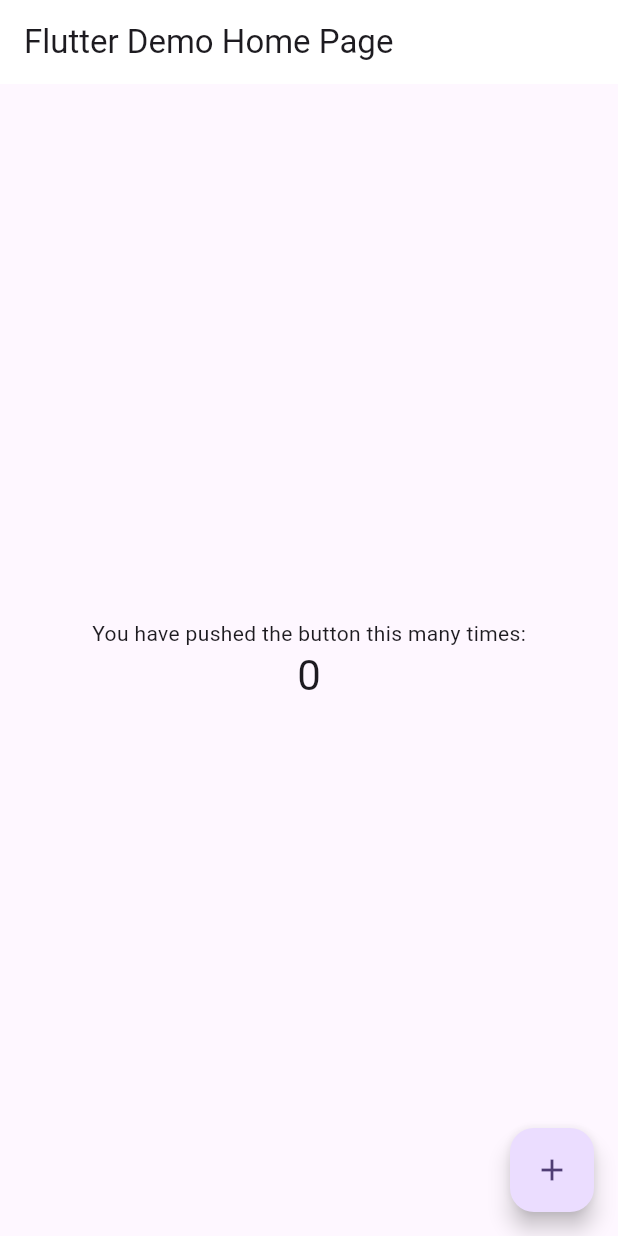
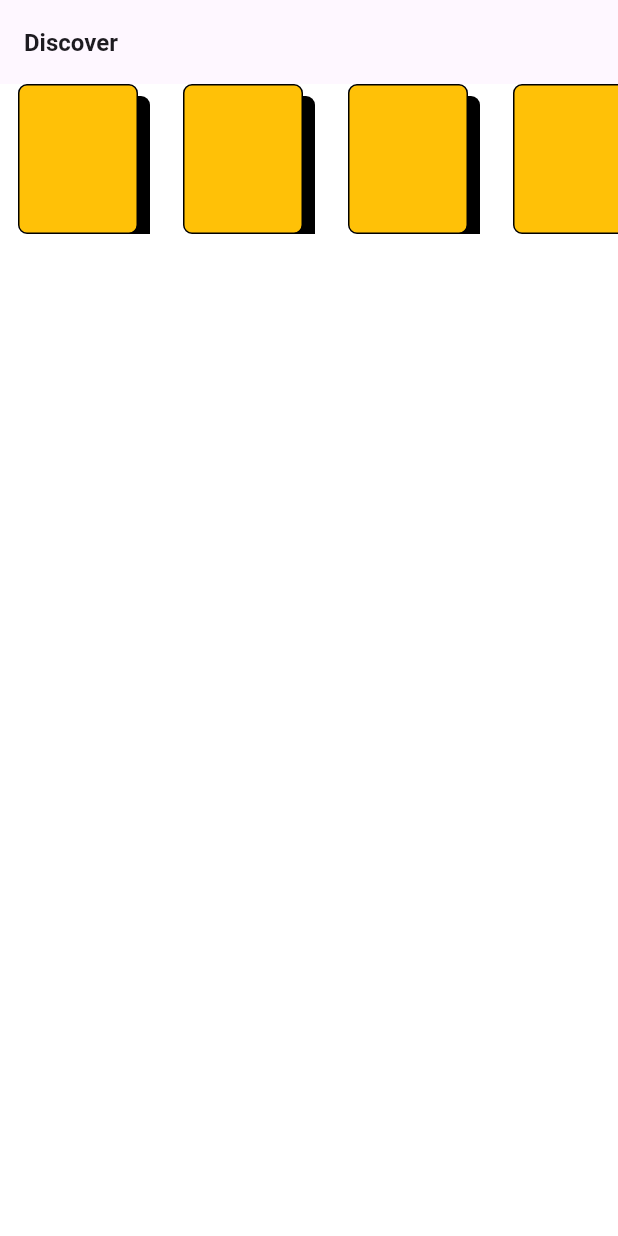
Before and after one commit to oganesik/boobes-cookes, a Flutter app: the screen it shows after launch, on a phone screen of 412 x 824 dp. Run offline on Flutter 3.47's test engine with Material 3 defaults, Android fonts, the phone set to English and light mode, and no system bars; generated files the repository leaves out were written again; Roboto replaces fonts that are missing (Poppins).

Commit message:
added l10n ru and en

```diff
--- /dev/null
+++ b/l10n.yaml
@@ -0,0 +1,4 @@
+arb-dir: lib/core/l10n # Директория, где хранятся файлы переводов
+template-arb-file: app_en.arb # Файл-шаблон, где описываются параметры строк
+output-localization-file: app_localizations.dart # Сгенерированный файл локализации
+nullable-getter: false # Доступ к строкам можно получить через no-nullable-метод of(context)
--- a/lib/core/l10n/all_locale.dart
+++ b/lib/core/l10n/all_locale.dart
@@ -4,7 +4,7 @@
   AllLocale();
 
   static final all = [
-    const Locale('en', 'US'), // en is language Code and US is the country code
+    const Locale('en', 'US'),
     const Locale('ru', 'RU'),
   ];
 }
--- a/lib/home_page.dart
+++ b/lib/home_page.dart
@@ -1,4 +1,8 @@
+import 'package:boobescookes/core/l10n/all_locale.dart';
+import 'package:boobescookes/core/themes/theme.dart';
 import 'package:flutter/material.dart';
+import 'package:flutter_gen/gen_l10n/app_localizations.dart';
+import 'package:flutter_localizations/flutter_localizations.dart';
 
 class MyApp extends StatelessWidget {
   const MyApp({super.key});
@@ -6,59 +10,73 @@
   @override
   Widget build(BuildContext context) {
     return MaterialApp(
+      supportedLocales: AllLocale.all,
+      localizationsDelegates: const [
+        AppLocalizations.delegate,
+        GlobalWidgetsLocalizations.delegate,
+        GlobalMaterialLocalizations.delegate,
+        GlobalCupertinoLocalizations.delegate,
+      ],
+      theme: createLightTheme(),
       title: 'Flutter Demo',
-      theme: ThemeData(
-        colorScheme: ColorScheme.fromSeed(seedColor: Colors.deepPurple),
-        useMaterial3: true,
-      ),
-      home: const MyHomePage(title: 'Flutter Demo Home Page'),
+      home: const MyHomePage(),
     );
   }
 }
 
-class MyHomePage extends StatefulWidget {
-  const MyHomePage({super.key, required this.title});
-  final String title;
-
-  @override
-  State<MyHomePage> createState() => _MyHomePageState();
-}
-
-class _MyHomePageState extends State<MyHomePage> {
-  int _counter = 0;
-
-  void _incrementCounter() {
-    setState(() {
-      _counter++;
-    });
-  }
+class MyHomePage extends StatelessWidget {
+  const MyHomePage({super.key});
 
   @override
   Widget build(BuildContext context) {
+    final locale = AppLocalizations.of(context);
     return Scaffold(
       appBar: AppBar(
-        backgroundColor: Theme.of(context).indicatorColor,
-        title: Text(widget.title),
+        title: Text(locale.discover),
       ),
-      body: Center(
+      body: Padding(
+        padding: EdgeInsets.only(left: 12),
         child: Column(
-          mainAxisAlignment: MainAxisAlignment.center,
-          children: <Widget>[
-            const Text(
-              'You have pushed the button this many times:',
-            ),
-            Text(
-              '$_counter',
-              style: Theme.of(context).textTheme.headlineMedium,
+          children: [
+            Padding(
+              padding: const EdgeInsets.only(bottom: 20),
+              child: SizedBox(
+                height: 100,
+                child: ListView.separated(
+                  separatorBuilder: (context, index) {
+                    return const SizedBox(
+                      width: 30,
+                      height: 0,
+                    );
+                  },
+                  scrollDirection: Axis.horizontal,
+                  shrinkWrap: true,
+                  itemCount: 10,
+                  itemBuilder: (context, index) {
+                    return Container(
+                      decoration: BoxDecoration(
+                          boxShadow: const [
+                            BoxShadow(
+                              color: const Color.fromARGB(255, 0, 0, 0),
+                              spreadRadius: 0,
+                              blurRadius: 0,
+                              offset:
+                                  Offset(8, 8), // changes position of shadow
+                            ),
+                          ],
+                          border: Border.all(color: Colors.black, width: 1),
+                          color: Colors.amber,
+                          borderRadius: BorderRadius.all(Radius.circular(6))),
+                      width: 80,
+                      height: 100,
+                    );
+                  },
+                ),
+              ),
             ),
           ],
         ),
       ),
-      floatingActionButton: FloatingActionButton(
-        onPressed: _incrementCounter,
-        tooltip: 'Increment',
-        child: const Icon(Icons.add),
-      ),
     );
   }
 }
--- a/pubspec.yaml
+++ b/pubspec.yaml
@@ -31,7 +31,8 @@
   flutter:
     sdk: flutter
 
-
+  flutter_localizations:
+    sdk: flutter
   # The following adds the Cupertino Icons font to your application.
   # Use with the CupertinoIcons class for iOS style icons.
   cupertino_icons: ^1.0.2
@@ -52,7 +53,7 @@
 
 # The following section is specific to Flutter packages.
 flutter:
-
+  generate: true
   # The following line ensures that the Material Icons font is
   # included with your application, so that you can use the icons in
   # the material Icons class.
```
Also changed, not shown: lib/core/l10n/app_ru.arb (+10 -9 lines), pubspec.lock, 1 other file.
